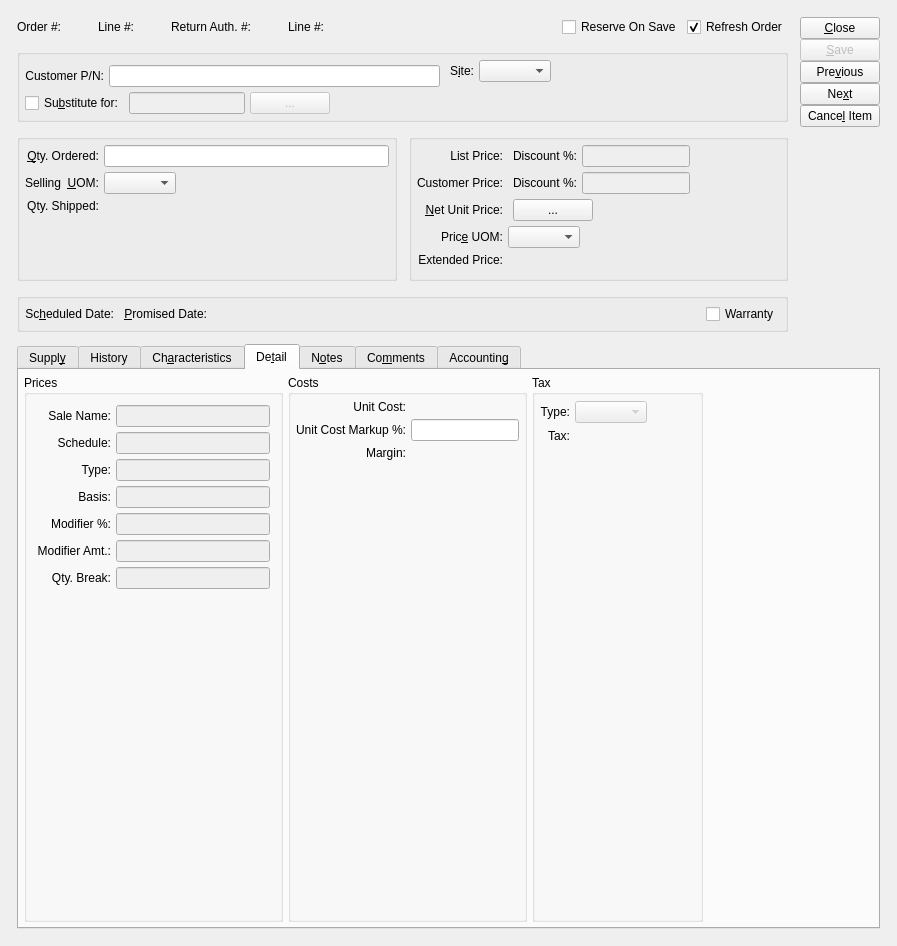
First picture: the form in guiclient/salesOrderItem.ui, repository interhawk/qt-client, before the edit.
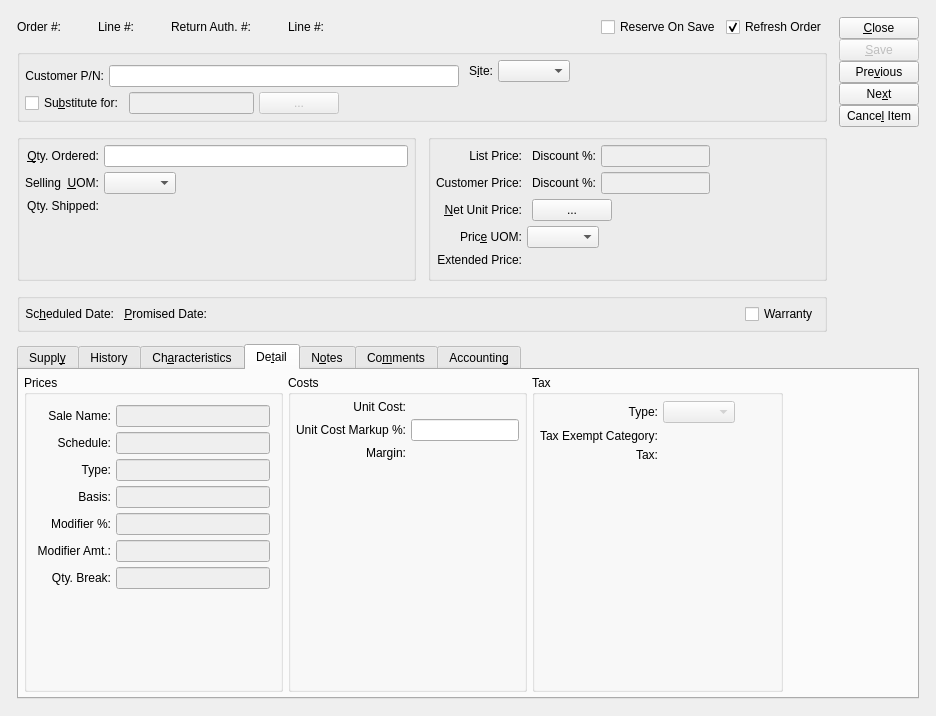
Second picture: the form after the edit. The open tabs and pages were chosen to show the change. Custom widgets are drawn as their Qt base class.

What changed in the file:
```diff
--- a/guiclient/salesOrderItem.ui
+++ b/guiclient/salesOrderItem.ui
@@ -13,8 +13,8 @@
    <rect>
     <x>0</x>
     <y>0</y>
-    <width>897</width>
-    <height>946</height>
+    <width>936</width>
+    <height>716</height>
    </rect>
   </property>
   <property name="sizePolicy">
@@ -2014,6 +2014,16 @@
             <string>Tax</string>
            </property>
            <layout class="QGridLayout">
+            <item row="2" column="1">
+             <widget class="CurrCluster" name="_tax">
+              <property name="format">
+               <enum>CurrDisplay::SalesPrice</enum>
+              </property>
+              <property name="enabled">
+               <bool>false</bool>
+              </property>
+             </widget>
+            </item>
             <item row="0" column="0">
              <widget class="QLabel" name="_taxtypeLit">
               <property name="minimumSize">
@@ -2063,7 +2073,7 @@
               </item>
              </layout>
             </item>
-            <item row="1" column="0">
+            <item row="2" column="0">
              <widget class="XURLLabel" name="_taxLit">
               <property name="text">
                <string>Tax:</string>
@@ -2076,17 +2086,7 @@
               </property>
              </widget>
             </item>
-            <item row="1" column="1">
-             <widget class="CurrCluster" name="_tax">
-              <property name="format">
-               <enum>CurrDisplay::SalesPrice</enum>
-              </property>
-              <property name="enabled">
-               <bool>false</bool>
-              </property>
-             </widget>
-            </item>
-            <item row="2" column="0">
+            <item row="3" column="0">
              <spacer>
               <property name="orientation">
                <enum>Qt::Vertical</enum>
@@ -2099,6 +2099,16 @@
               </property>
              </spacer>
             </item>
+            <item row="1" column="0">
+             <widget class="QLabel" name="_taxExemptLit">
+              <property name="text">
+               <string>Tax Exempt Category:</string>
+              </property>
+             </widget>
+            </item>
+            <item row="1" column="1">
+             <widget class="TaxExemptCluster" name="_taxExempt"/>
+            </item>
            </layout>
           </widget>
          </item>
@@ -2631,6 +2641,11 @@
    <extends>QTextEdit</extends>
    <header>xtextedit.h</header>
   </customwidget>
+  <customwidget>
+   <class>TaxExemptCluster</class>
+   <extends>QWidget</extends>
+   <header>taxexemptcluster.h</header>
+  </customwidget>
  </customwidgets>
  <tabstops>
   <tabstop>_item</tabstop>
```
Left out of the diff: 61 changed lines with no effect on the pictures.
